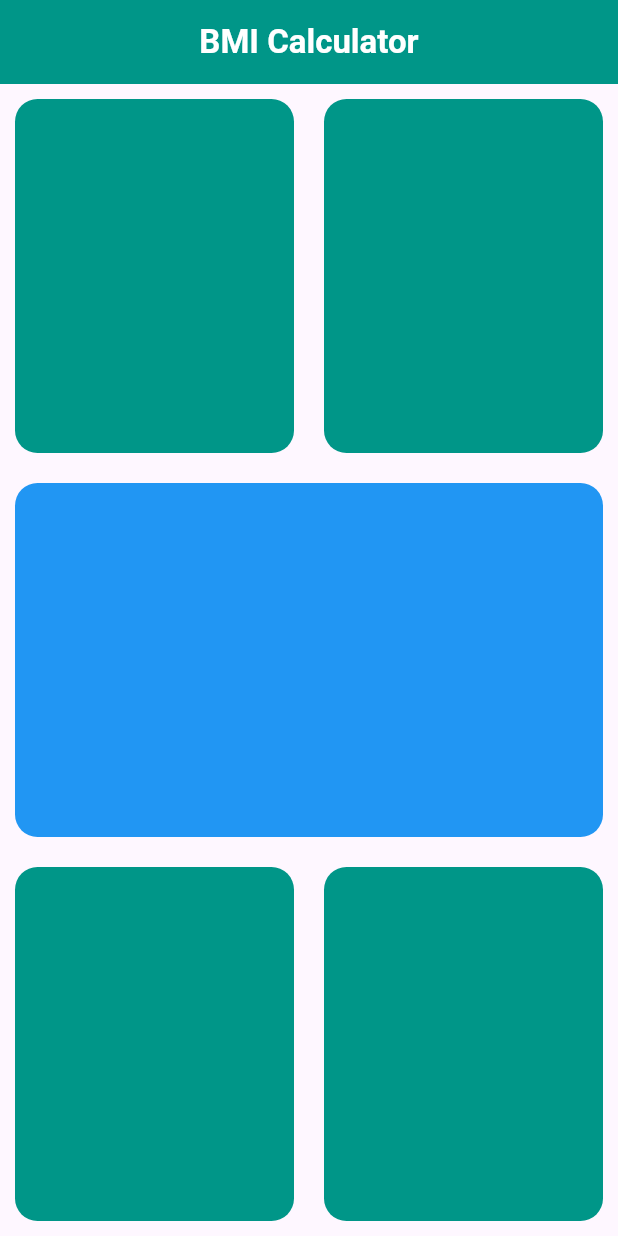
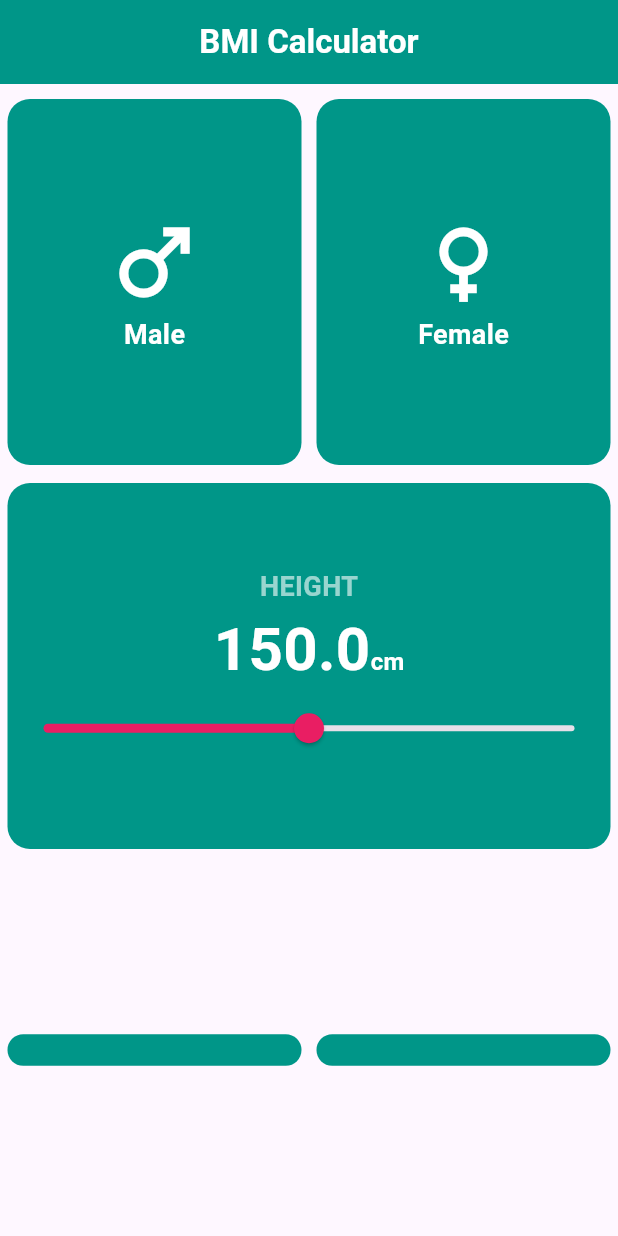
Before and after one commit to MosawirShah/BMI_CALCULATOR-NAVTTC, a Flutter app: the screen it shows after launch, on a phone screen of 412 x 824 dp. Run offline on Flutter 3.47's test engine with Material 3 defaults, Android fonts, the phone set to English and light mode, and no system bars.

Commit message:
container content has been added

```diff
--- a/lib/add.dart
+++ /dev/null
@@ -1,7 +0,0 @@
-class Add{
-  int? a;
-  int? b;
-
-  Add({required int a, required int b});
-
-}
--- a/lib/main.dart
+++ b/lib/main.dart
@@ -1,30 +1,34 @@
 import 'package:flutter/material.dart';
 
-import 'add.dart';
-
-void main(){
+void main() {
   runApp(BMICalculator());
 }
 
-class BMICalculator extends StatelessWidget {
-
-
-
+class BMICalculator extends StatefulWidget {
   const BMICalculator({super.key});
 
   @override
+  State<BMICalculator> createState() => _BMICalculatorState();
+}
+
+class _BMICalculatorState extends State<BMICalculator> {
+
+  double height = 150;
+  @override
   Widget build(BuildContext context) {
-    Add(a: 2, b: 3);
+
+    print("BUILD METHOD CALLED");
+
     return MaterialApp(
       debugShowCheckedModeBanner: false,
       home: Scaffold(
         appBar: AppBar(
           centerTitle: true,
           backgroundColor: Colors.teal,
-          title: Text("BMI Calculator",style: TextStyle(
-            color: Colors.white,
-            fontWeight: FontWeight.bold
-          ),),
+          title: Text(
+            "BMI Calculator",
+            style: TextStyle(color: Colors.white, fontWeight: FontWeight.bold),
+          ),
         ),
         body: Column(
           children: [
@@ -33,30 +37,98 @@ class BMICalculator extends StatelessWidget {
               child: Row(
                 children: [
                   Expanded(
-                    child: CustomContainer(containerColor: Colors.teal,)
-                  ),
+                      child: CustomContainer(
+                    containerColor: Colors.teal,
+                    myChild: Column(
+                      mainAxisAlignment: MainAxisAlignment.center,
+                      children: [
+                        Icon(
+                          Icons.male,
+                          size: 70,
+                          color: Colors.white,
+                        ),
+                        Text(
+                          "Male",
+                          style: TextStyle(
+                              fontWeight: FontWeight.bold, color: Colors.white,fontSize: 18),
+                        ),
+                      ],
+                    ),
+                  )),
                   Expanded(
-                    child: CustomContainer(containerColor: Colors.teal,),
+                    child: CustomContainer(
+                      containerColor: Colors.teal,
+                      myChild: Column(
+                        mainAxisAlignment: MainAxisAlignment.center,
+                        children: [
+                          Icon(
+                            Icons.female,
+                            size: 70,
+                            color: Colors.white,
+                          ),
+                          Text(
+                            "Female",
+                            style: TextStyle(
+                                fontWeight: FontWeight.bold, color: Colors.white,fontSize: 18),
+                          ),
+                        ],
+                      ),
+                    ),
                   ),
                 ],
               ),
             ),
 
             ///2ND WIDGET OF COLUMN
+            //TODO: SLider Container
             Expanded(
-              child: CustomContainer(containerColor: Colors.blue,)
-            ),
+                child: CustomContainer(
+              containerColor: Colors.teal,
+              myChild: Column(
+                mainAxisAlignment: MainAxisAlignment.center,
+                children: [
+                  Text("HEIGHT",style: TextStyle(fontSize: 18,color: Colors.white60,fontWeight: FontWeight.bold),),
+                  Row(
+                    textBaseline: TextBaseline.alphabetic,
+                    crossAxisAlignment: CrossAxisAlignment.baseline,
+                    mainAxisAlignment: MainAxisAlignment.center,
+                    children: [
+                    Text(height.toString(),style: TextStyle(fontWeight: FontWeight.bold,fontSize: 40,color: Colors.white),),
+                    Text("cm",style: TextStyle(fontSize: 16,fontWeight: FontWeight.bold,color: Colors.white),)
+                  ],),
+                  Slider(value: height,
+                      max: 180,
+                      min: 120,
+                      divisions: 60,
+                      label: height.toStringAsFixed(1),
+                      onChanged: (value){
+                    setState(() {
+                      height = value;
+                     // print("height :$height");
+                    });
+                      },
+                    activeColor: Colors.pink,
+                  )
+                ],
+              ),
+            )),
+
             ///3RD WIDGET OF COLUMN
             Expanded(
-              child: Row(children: [
-                Expanded(
-                  child: CustomContainer(containerColor: Colors.teal,)
-                ),
-                Expanded(
-
-                  child: CustomContainer(containerColor: Colors.teal,)
-                )
-              ],),
+              child: Row(
+                children: [
+                  Expanded(
+                      child: CustomContainer(
+                    containerColor: Colors.teal,
+                    myChild: Text(""),
+                  )),
+                  Expanded(
+                      child: CustomContainer(
+                    containerColor: Colors.teal,
+                    myChild: Text(""),
+                  ))
+                ],
+              ),
             )
           ],
         ),
@@ -65,23 +137,19 @@ class BMICalculator extends StatelessWidget {
   }
 }
 
-
-class CustomContainer extends StatelessWidget{
-
-  CustomContainer({required this.containerColor});
+class CustomContainer extends StatelessWidget {
+  CustomContainer({required this.containerColor, required this.myChild});
 
   Color containerColor;
+  Widget myChild;
 
-
-   @override
+  @override
   Widget build(BuildContext context) {
     return Container(
-      margin: EdgeInsets.all(10),
+      margin: EdgeInsets.only(left: 5,right: 5,bottom: 2,top: 10),
       decoration: BoxDecoration(
-        color: containerColor,
-        borderRadius: BorderRadius.circular(15)
-      ),
-
+          color: containerColor, borderRadius: BorderRadius.circular(15)),
+      child: myChild,
     );
   }
 }
```
Also changed, not shown: 1 other file.
